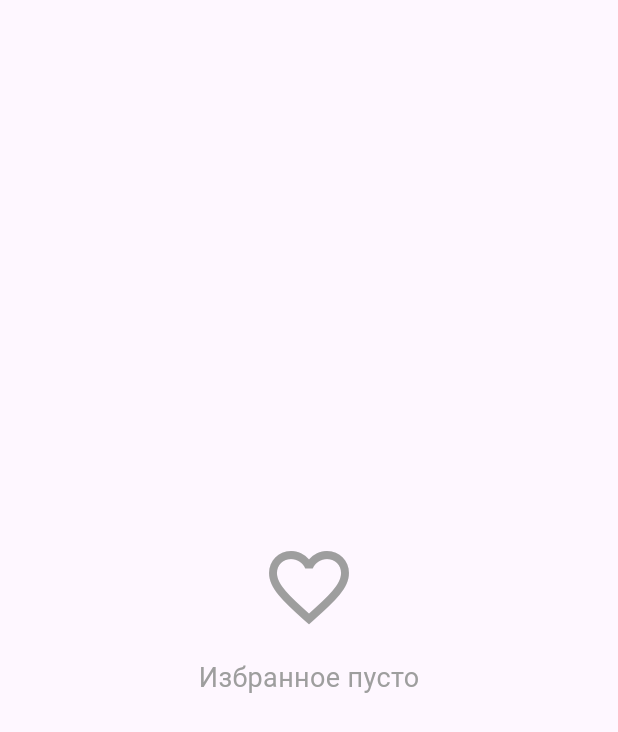
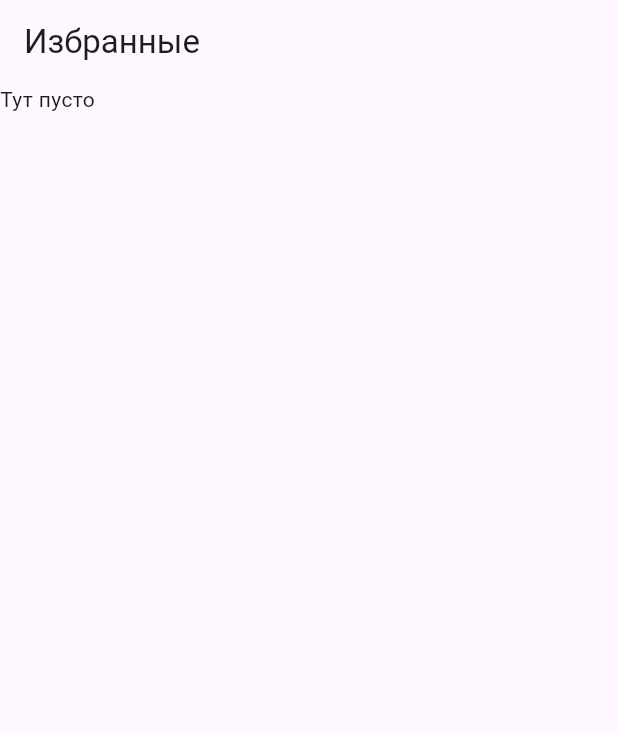
Before and after one commit to RYUU05/malina, a Flutter app: the FavoritesPage screen opened by its route, on a phone screen of 412 x 824 dp. Shown: the top 732 px of the screen. Run offline on Flutter 3.47's test engine with Material 3 defaults, Android fonts, the light colour scheme and no system bars; our stand-ins replace flutter_bloc, freezed_annotation, get_it, go_router, shared_preferences; missing offline and left inert: mobile_scanner; accounts and stored records are empty.

Commit message:
favorites screen created

```diff
--- /dev/null
+++ b/lib/features/favorites/presentation/favorites_page.dart
@@ -0,0 +1,53 @@
+import 'package:flutter/material.dart';
+import 'package:flutter_bloc/flutter_bloc.dart';
+import 'package:malina/core/di/injection.dart';
+import 'package:malina/features/favorites/bloc/favorites_bloc.dart';
+
+class FavoritesPage extends StatelessWidget {
+  const FavoritesPage({super.key});
+
+  @override
+  Widget build(BuildContext context) {
+    return BlocProvider(
+      create: (_) => locator<FavoritesBloc>()..add(FavoritesStarted()),
+      child: Scaffold(
+        appBar: AppBar(title: Text('Избранные')),
+        body: BlocBuilder<FavoritesBloc, FavoritesState>(
+          builder: (context, state) {
+            if (state is FavoritesLoaded) {
+              if (state.items.isEmpty) {
+                return Text('Тут пусто');
+              }
+
+              return ListView.builder(
+                itemCount: state.items.length,
+                itemBuilder: (context, index) {
+                  final item = state.items[index];
+                  return ListTile(
+                    title: Text(item.name),
+                    subtitle: Text('${item.price} ₸'),
+                    trailing: IconButton(
+                      icon: const Icon(Icons.favorite),
+                      onPressed: () {
+                        context.read<FavoritesBloc>().add(
+                          FavoritesDeleted(id: item.id),
+                        );
+                      },
+                    ),
+                  );
+                },
+              );
+            }
+            if (state is FavoritesLoading) {
+              return const Center(child: CircularProgressIndicator());
+            }
+            if (state is FavoritesError) {
+              return Text(state.message);
+            }
+            return const SizedBox();
+          },
+        ),
+      ),
+    );
+  }
+}
--- a/lib/features/home/presentation/favorites_page.dart
+++ /dev/null
@@ -1,31 +0,0 @@
-import 'package:flutter/material.dart';
-
-class FavoritesPage extends StatelessWidget {
-  const FavoritesPage({super.key});
-
-  @override
-  Widget build(BuildContext context) {
-    return const Scaffold(
-      body: Center(
-        child: Column(
-          mainAxisAlignment: MainAxisAlignment.center,
-          children: [
-            Icon(
-              Icons.favorite_outline,
-              size: 64,
-              color: Colors.grey,
-            ),
-            SizedBox(height: 16),
-            Text(
-              'Избранное пусто',
-              style: TextStyle(
-                fontSize: 18,
-                color: Colors.grey,
-              ),
-            ),
-          ],
-        ),
-      ),
-    );
-  }
-}
```
Also changed, not shown: lib/core/router/app_router.dart (+2 -5 lines).
